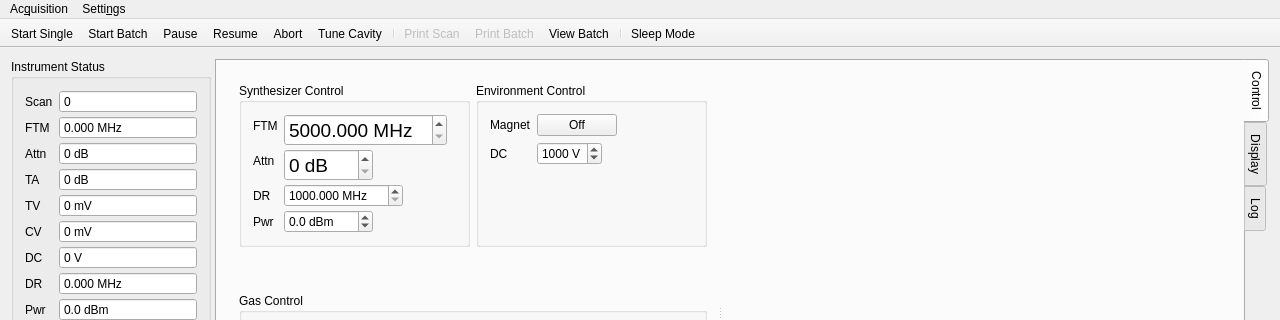
The window that mainwindow.ui (kncrabtree/qtftm) describes before a commit, drawn with Qt 5; both pictures show x 0 to 1280 and y 0 to 320 of the 1280 by 900 pixel window.
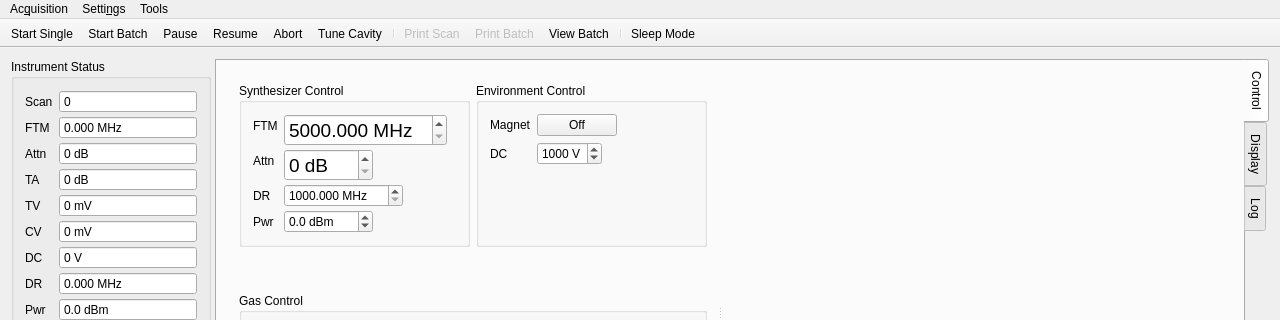
The same window after the commit. Icons and pictures are not drawn. Custom widgets are drawn as their Qt base class.

Commit message: Add delayed sleep mode feature

The edit to the form file:
```diff
--- a/mainwindow.ui
+++ b/mainwindow.ui
@@ -1467,7 +1467,7 @@
      <x>0</x>
      <y>0</y>
      <width>1280</width>
-     <height>27</height>
+     <height>18</height>
     </rect>
    </property>
    <widget class="QMenu" name="menuAcquisition">
@@ -1518,8 +1518,16 @@
     <addaction name="menuMotor_Driver"/>
     <addaction name="menuAttenuator"/>
    </widget>
+   <widget class="QMenu" name="menuTools">
+    <property name="title">
+     <string>Tools</string>
+    </property>
+    <addaction name="actionSleep_Mode"/>
+    <addaction name="actionDelayed_Sleep"/>
+   </widget>
    <addaction name="menuAcquisition"/>
    <addaction name="menuSettings"/>
+   <addaction name="menuTools"/>
   </widget>
   <widget class="QToolBar" name="mainToolBar">
    <property name="contextMenuPolicy">
```
Left out of the diff: 5 changed lines with no effect on the pictures. The commit also changes 2 other files.
